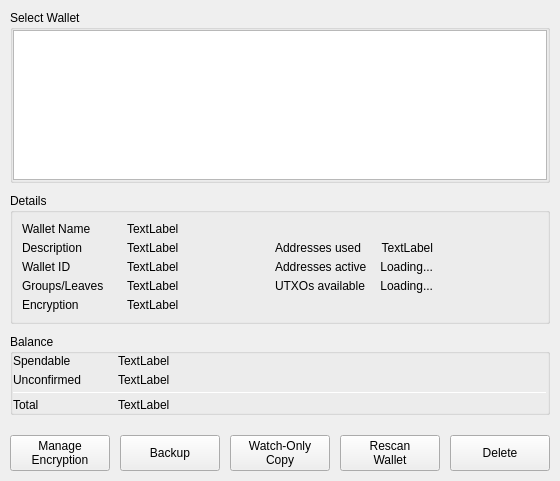
Above: BlockSettleUILib/WalletPropertiesDialog.ui from BlockSettle/terminal before the change. Below: the same form after it.
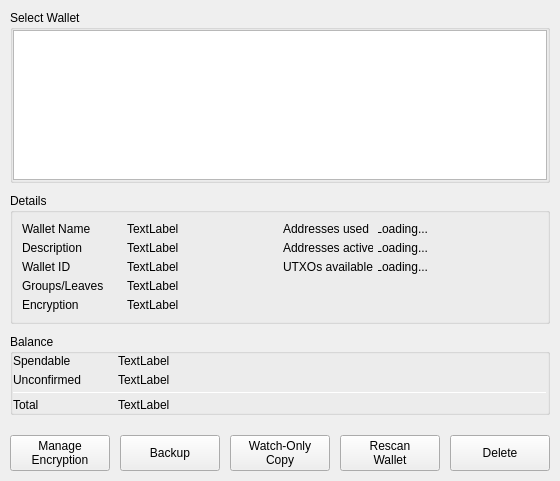
That is the form after the change.

Commit message: BST-773 - horizontally aligned the rows in the right column with the left column rows

Diff of the .ui file:
```diff
--- a/BlockSettleUILib/WalletPropertiesDialog.ui
+++ b/BlockSettleUILib/WalletPropertiesDialog.ui
@@ -516,10 +516,10 @@
                    <verstretch>0</verstretch>
                   </sizepolicy>
                  </property>
-                 <property name="minimumSize">
+                 <property name="maximumSize">
                   <size>
-                   <width>100</width>
-                   <height>0</height>
+                   <width>90</width>
+                   <height>16777215</height>
                   </size>
                  </property>
                  <property name="text">
@@ -529,8 +529,14 @@
                </item>
                <item>
                 <widget class="QLabel" name="labelAddressesUsed">
+                 <property name="maximumSize">
+                  <size>
+                   <width>50</width>
+                   <height>16777215</height>
+                  </size>
+                 </property>
                  <property name="text">
-                  <string>TextLabel</string>
+                  <string>Loading...</string>
                  </property>
                  <property name="alignment">
                   <set>Qt::AlignRight|Qt::AlignTrailing|Qt::AlignVCenter</set>
@@ -544,7 +550,7 @@
                 <widget class="QLabel" name="label_11">
                  <property name="minimumSize">
                   <size>
-                   <width>100</width>
+                   <width>80</width>
                    <height>0</height>
                   </size>
                  </property>
@@ -588,10 +594,10 @@
                    <verstretch>0</verstretch>
                   </sizepolicy>
                  </property>
-                 <property name="minimumSize">
+                 <property name="maximumSize">
                   <size>
-                   <width>100</width>
-                   <height>0</height>
+                   <width>90</width>
+                   <height>16777215</height>
                   </size>
                  </property>
                  <property name="text">
@@ -601,6 +607,12 @@
                </item>
                <item>
                 <widget class="QLabel" name="labelAddressesActive">
+                 <property name="maximumSize">
+                  <size>
+                   <width>50</width>
+                   <height>16777215</height>
+                  </size>
+                 </property>
                  <property name="text">
                   <string>Loading...</string>
                  </property>
@@ -619,7 +631,7 @@
                 <widget class="QLabel" name="label_12">
                  <property name="minimumSize">
                   <size>
-                   <width>100</width>
+                   <width>80</width>
                    <height>0</height>
                   </size>
                  </property>
@@ -663,10 +675,10 @@
                    <verstretch>0</verstretch>
                   </sizepolicy>
                  </property>
-                 <property name="minimumSize">
+                 <property name="maximumSize">
                   <size>
-                   <width>100</width>
-                   <height>0</height>
+                   <width>90</width>
+                   <height>16777215</height>
                   </size>
                  </property>
                  <property name="text">
@@ -676,6 +688,12 @@
                </item>
                <item>
                 <widget class="QLabel" name="labelUTXOs">
+                 <property name="maximumSize">
+                  <size>
+                   <width>50</width>
+                   <height>16777215</height>
+                  </size>
+                 </property>
                  <property name="text">
                   <string>Loading...</string>
                  </property>
@@ -691,7 +709,7 @@
                 <widget class="QLabel" name="label_13">
                  <property name="minimumSize">
                   <size>
-                   <width>100</width>
+                   <width>80</width>
                    <height>0</height>
                   </size>
                  </property>
@@ -703,6 +721,20 @@
               </layout>
              </widget>
             </item>
+            <item>
+             <widget class="QLabel" name="label_14">
+              <property name="text">
+               <string/>
+              </property>
+             </widget>
+            </item>
+            <item>
+             <widget class="QLabel" name="label_15">
+              <property name="text">
+               <string/>
+              </property>
+             </widget>
+            </item>
            </layout>
           </widget>
          </item>
```
